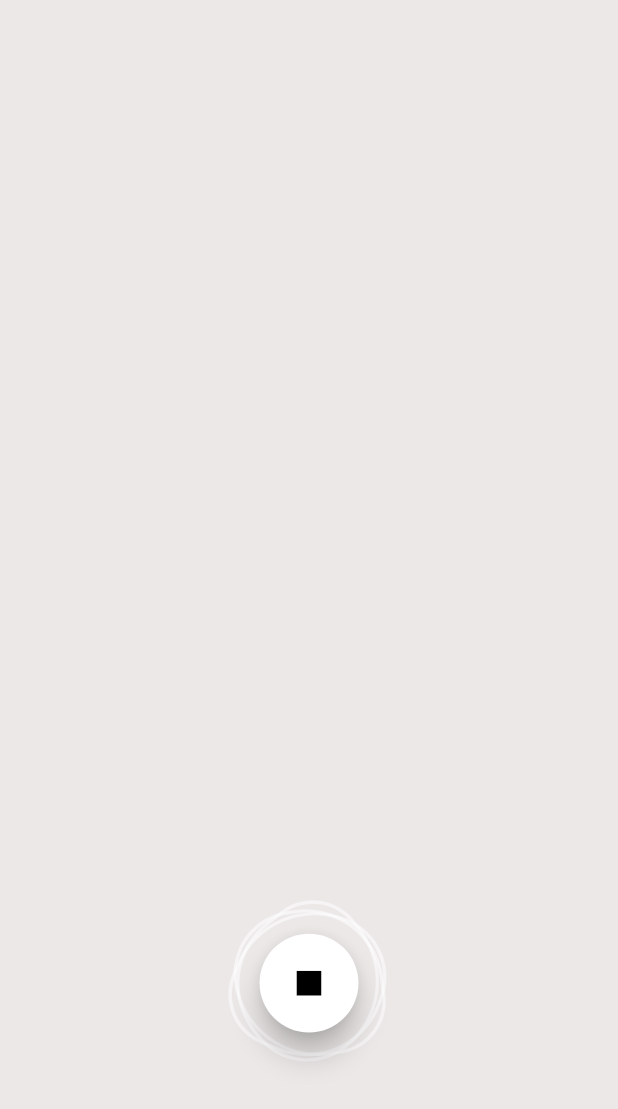
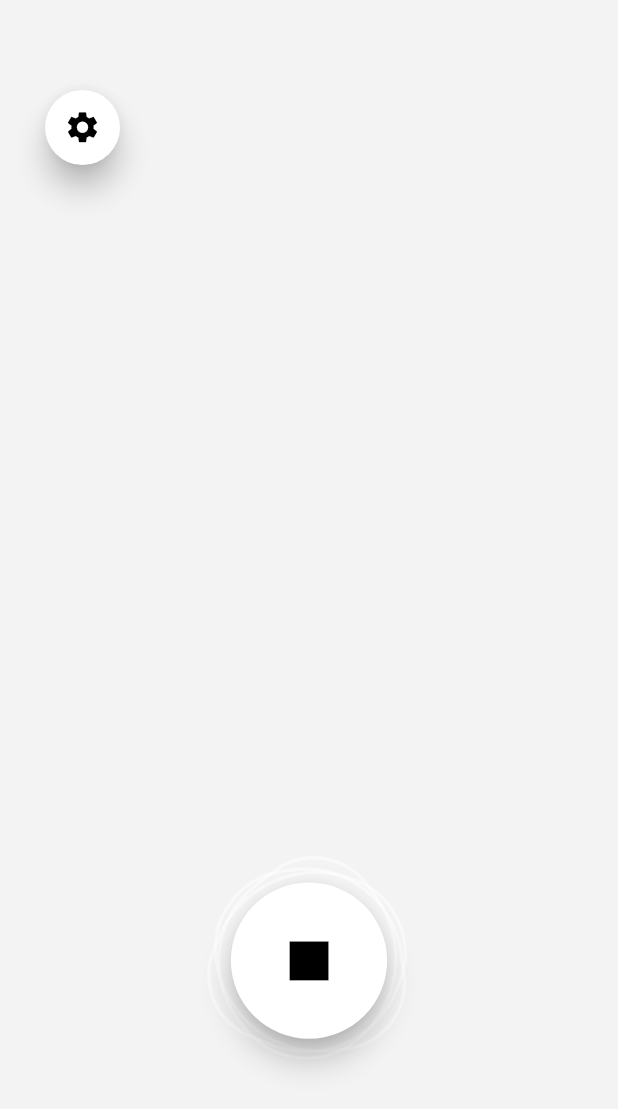
Before and after one commit to NoahDR/Thought-Dump, a Flutter app: the screen it shows after launch, after a tap on the "mic" icon, on a phone screen of 412 x 824 dp. Shown: the top 1109 px of the screen. Run offline on Flutter 3.47's test engine with Material 3 defaults, Android fonts, the phone set to English and light mode, and no system bars.

Commit message:
finishing design cahnges for the recording screen

```diff
--- a/thought_dump/lib/main.dart
+++ b/thought_dump/lib/main.dart
@@ -4,14 +4,14 @@ import 'screens/recording_screen.dart';
 void main() => runApp(const ThoughtDump());
 
 class ThoughtDump extends StatelessWidget {
-  const ThoughtDump({Key? key}) : super(key: key);
+  const ThoughtDump({super.key});
 
   @override
   Widget build(BuildContext context) {
     return MaterialApp(
       title: 'Thought Dump',
       theme: ThemeData(
-        primarySwatch: Colors.blue,
+        primarySwatch: Colors.grey,
         visualDensity: VisualDensity.adaptivePlatformDensity,
       ),
       home: const RecordingAnimationScreen(),
--- a/thought_dump/lib/screens/recording_screen.dart
+++ b/thought_dump/lib/screens/recording_screen.dart
@@ -1,8 +1,9 @@
 import 'package:flutter/material.dart';
 import '../widgets/animated_mic_button.dart';
+import '../widgets/settings_button.dart';
 
 class RecordingAnimationScreen extends StatefulWidget {
-  const RecordingAnimationScreen({Key? key}) : super(key: key);
+  const RecordingAnimationScreen({super.key});
 
   @override
   State<RecordingAnimationScreen> createState() =>
@@ -13,36 +14,41 @@ class _RecordingAnimationScreenState extends State<RecordingAnimationScreen> {
   bool _isRecording = false;
 
   void _toggleRecording() => setState(() => _isRecording = !_isRecording);
+  void _printSomething() => VoidCallbackAction();
 
   @override
   Widget build(BuildContext context) {
     return Scaffold(
-      backgroundColor: const Color.fromARGB(255, 236, 232, 232),
+      backgroundColor: const Color.fromARGB(255, 243, 243, 243),
       body: Stack(
-        alignment: Alignment
-            .bottomCenter, // Stack positioniert den Button am unteren Rand
+        alignment: Alignment.bottomCenter,
         children: [
           Center(
             child: _buildMainContent(),
           ),
           Padding(
             padding: EdgeInsets.only(
-                bottom: MediaQuery.of(context).size.height *
-                    0.15), // Button im unteren Drittel
+                bottom: MediaQuery.of(context).size.height * 0.15),
             child: AnimatedMicButton(
               isRecording: _isRecording,
               onPressed: _toggleRecording,
             ),
           ),
+          Positioned(
+              top: 60,
+              left: 30,
+              child: SettingsButton(
+                onPressed: () => _printSomething,
+              )),
         ],
       ),
     );
   }
+}
 
-  Widget _buildMainContent() {
-    return const Text(
-      ' ',
-      style: TextStyle(color: Colors.white, fontSize: 24),
-    );
-  }
+Widget _buildMainContent() {
+  return const Text(
+    ' ',
+    style: TextStyle(color: Colors.white, fontSize: 24),
+  );
 }
--- a/thought_dump/lib/widgets/animated_mic_button.dart
+++ b/thought_dump/lib/widgets/animated_mic_button.dart
@@ -19,7 +19,7 @@ class AnimatedMicButton extends StatefulWidget {
 class _AnimatedMicButtonState extends State<AnimatedMicButton>
     with TickerProviderStateMixin {
   static const _kRotationDuration = Duration(seconds: 5);
-  static const _kPulseDuration = Duration(milliseconds: 1000);
+  static const _kPulseDuration = Duration(milliseconds: 1200);
 
   late final AnimationController _rotationController;
   late final AnimationController _pulseController;
@@ -88,12 +88,12 @@ class _AnimatedMicButtonState extends State<AnimatedMicButton>
           customBorder: const CircleBorder(),
           onTap: widget.onPressed,
           child: SizedBox(
-            width: 60,
-            height: 60,
+            width: 100,
+            height: 100,
             child: Icon(
               widget.isRecording ? Icons.stop : Icons.mic,
               color: Colors.black,
-              size: 30,
+              size: 100 * 0.5,
             ),
           ),
         ),
--- a/thought_dump/lib/widgets/blob.dart
+++ b/thought_dump/lib/widgets/blob.dart
@@ -3,15 +3,15 @@ import 'package:flutter/material.dart';
 class Blob extends StatelessWidget {
   final double scale;
 
-  const Blob({Key? key, required this.scale}) : super(key: key);
+  const Blob({super.key, required this.scale});
 
   @override
   Widget build(BuildContext context) {
     return Transform.scale(
       scale: scale,
       child: Container(
-        width: 90,
-        height: 90,
+        width: 120,
+        height: 120,
         decoration: BoxDecoration(
           border: Border.all(
             color: Colors.white.withOpacity(0.5),
--- /dev/null
+++ b/thought_dump/lib/widgets/settings_button.dart
@@ -0,0 +1,32 @@
+import 'package:flutter/material.dart';
+
+class SettingsButton extends StatelessWidget {
+  final VoidCallback onPressed;
+
+  const SettingsButton({
+    super.key,
+    required this.onPressed,
+  });
+
+  @override
+  Widget build(BuildContext context) {
+    return Material(
+      elevation: 8.0,
+      shape: const CircleBorder(),
+      color: Colors.white,
+      child: InkWell(
+        customBorder: const CircleBorder(),
+        onTap: onPressed,
+        child: const SizedBox(
+          width: 50.0,
+          height: 50.0,
+          child: Icon(
+            Icons.settings,
+            color: Colors.black,
+            size: 50.0 * 0.5,
+          ),
+        ),
+      ),
+    );
+  }
+}
```
